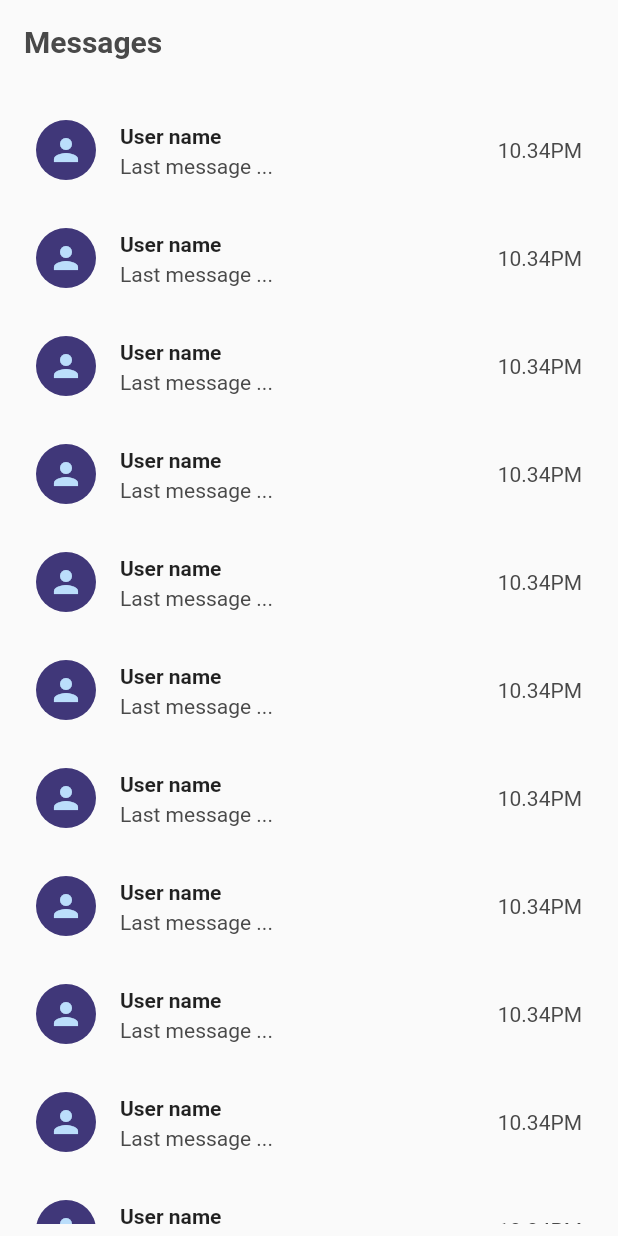
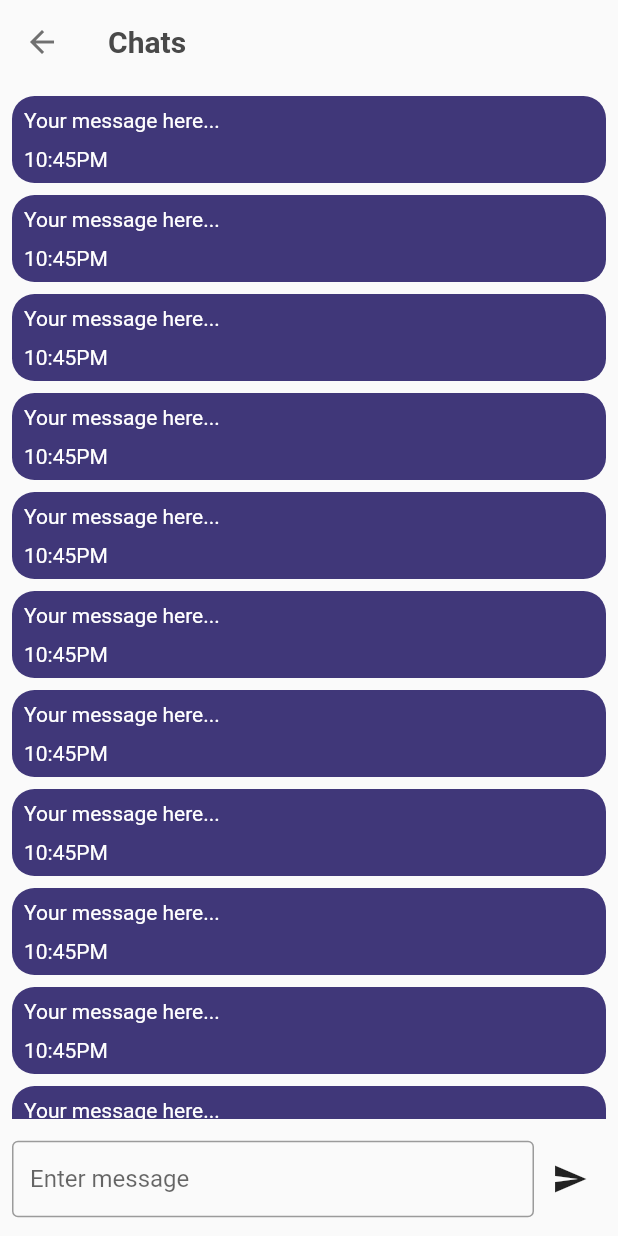
Before and after one commit to a-b-sabbir/Flutter_E-Mart_Admin_Part, a Flutter app: the MessagesScreen screen opened directly, scrolled down 576 dp, after a tap on "User name", on a phone screen of 412 x 824 dp. Run offline on Flutter 3.47's test engine with Material 2 defaults, Android fonts, the phone set to English and light mode, and no system bars; our stand-ins replace cloud_firestore, firebase_core, get, velocity_x; accounts and stored records are empty.

Commit message:
Chat Screen

```diff
--- /dev/null
+++ b/lib/views/messages_screen.dart/chats_screen.dart
@@ -0,0 +1,56 @@
+import 'package:e_mart_admin/const/const.dart';
+import 'package:e_mart_admin/views/messages_screen.dart/components/chat_bubble.dart';
+import 'package:e_mart_admin/widgets/text_style.dart';
+import 'package:flutter/material.dart';
+import 'package:flutter/src/widgets/framework.dart';
+import 'package:flutter/src/widgets/placeholder.dart';
+
+class ChatsScreen extends StatelessWidget {
+  const ChatsScreen({super.key});
+
+  @override
+  Widget build(BuildContext context) {
+    return Scaffold(
+        appBar: AppBar(
+          leading: IconButton(
+            onPressed: () {
+              Get.back();
+            },
+            icon: Icon(Icons.arrow_back, color: darkGrey),
+          ),
+          title: boldText(text: chats, color: fontGrey, size: 20.0),
+        ),
+        body: Padding(
+            padding: EdgeInsets.all(8.0),
+            child: Column(
+              children: [
+                Expanded(
+                    child: ListView.builder(
+                  itemCount: 50,
+                  itemBuilder: (context, index) {
+                    return chatBubble();
+                  },
+                )),
+                10.heightBox,
+                SizedBox(
+                  height: 60,
+                  child: Row(
+                    children: [
+                      Expanded(
+                          child: TextFormField(
+                        decoration: InputDecoration(
+                            isDense: true,
+                            hintText: 'Enter message',
+                            border: OutlineInputBorder(
+                                borderSide: BorderSide(color: purpleColor)),
+                            focusedBorder: OutlineInputBorder(
+                                borderSide: BorderSide(color: purpleColor))),
+                      )),
+                      IconButton(onPressed: () {}, icon: Icon(Icons.send))
+                    ],
+                  ),
+                ),
+              ],
+            )));
+  }
+}
--- /dev/null
+++ b/lib/views/messages_screen.dart/components/chat_bubble.dart
@@ -0,0 +1,29 @@
+import 'package:e_mart_admin/const/colors.dart';
+import 'package:e_mart_admin/const/const.dart';
+import 'package:e_mart_admin/widgets/text_style.dart';
+import 'package:flutter/material.dart';
+
+Widget chatBubble() {
+  return Directionality(
+    // textDirection: data['uid'] == currentUser!.uid ? TextDirection.ltr : TextDirection.ltr,
+    textDirection: TextDirection.ltr,
+    child: Container(
+      margin: EdgeInsets.only(bottom: 8),
+      padding: EdgeInsets.all(8),
+      decoration: BoxDecoration(
+          // color: data['uid'] == currentUser!.uid ? purple1 : purple2,
+          color: purpleColor,
+          borderRadius: BorderRadius.all(Radius.circular(15))),
+      child: Column(
+        crossAxisAlignment: CrossAxisAlignment.start,
+        children: [
+          // '${data['msg']}'.text.white.size(16).make(),
+          normalText(text: 'Your message here...'),
+          10.heightBox,
+          // time.text.color(whiteColor.withOpacity(0.5)).make()
+          normalText(text: '10:45PM')
+        ],
+      ),
+    ),
+  );
+}
--- a/lib/views/messages_screen.dart/messages_screen.dart
+++ b/lib/views/messages_screen.dart/messages_screen.dart
@@ -1,5 +1,6 @@
 import 'package:e_mart_admin/const/colors.dart';
 import 'package:e_mart_admin/const/const.dart';
+import 'package:e_mart_admin/views/messages_screen.dart/chats_screen.dart';
 import 'package:e_mart_admin/widgets/text_style.dart';
 import 'package:flutter/material.dart';
 import 'package:flutter/src/widgets/framework.dart';
@@ -12,7 +13,12 @@ class MessagesScreen extends StatelessWidget {
   Widget build(BuildContext context) {
     return Scaffold(
       appBar: AppBar(
-        automaticallyImplyLeading: false,
+        leading: IconButton(
+          onPressed: () {
+            Get.back();
+          },
+          icon: Icon(Icons.arrow_back, color: darkGrey),
+        ),
         title: boldText(text: messages, size: 20.0, color: fontGrey),
       ),
       body: Padding(
@@ -23,7 +29,9 @@ class MessagesScreen extends StatelessWidget {
             children: List.generate(
                 20,
                 (index) => ListTile(
-                    onTap: () {},
+                    onTap: () {
+                      Get.to(ChatsScreen());
+                    },
                     leading: CircleAvatar(
                       backgroundColor: purpleColor,
                       child: Icon(Icons.person),
```
